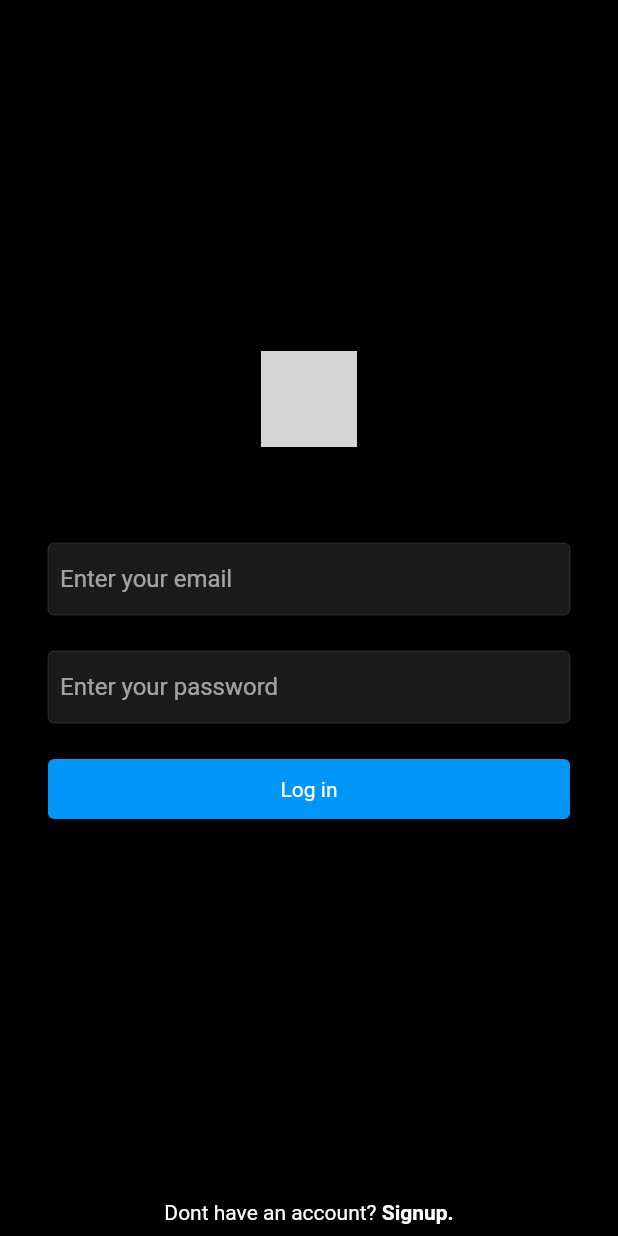
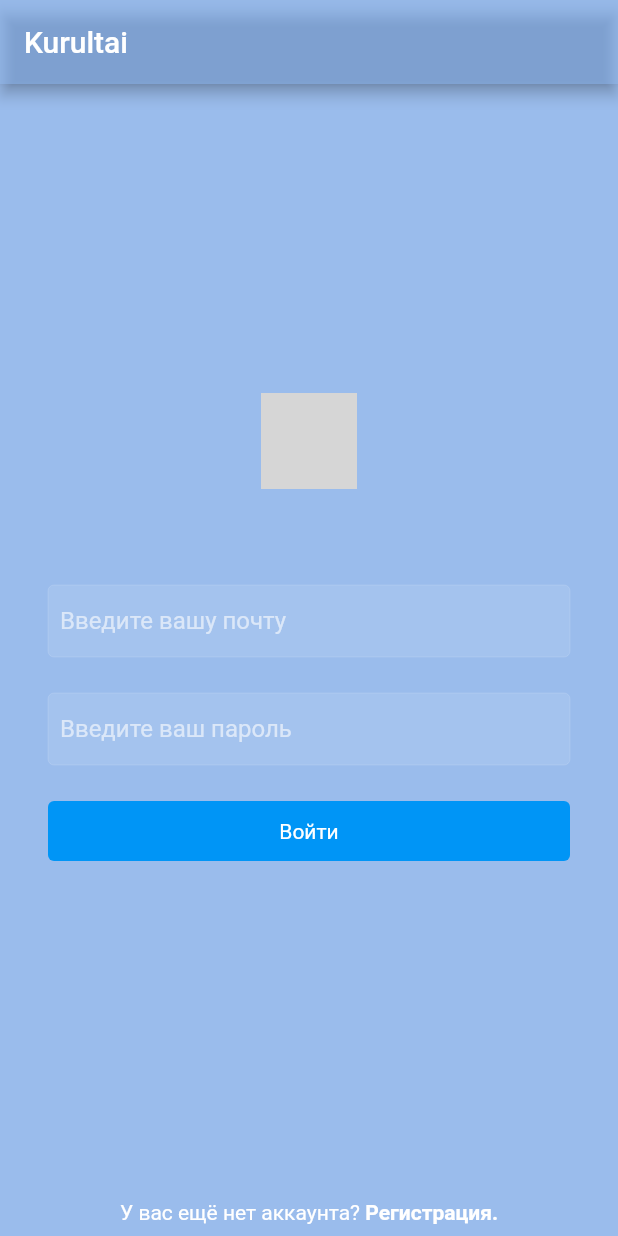
Before and after one commit to deedevo/Kurultai, a Flutter app: the screen it shows after launch, on a phone screen of 412 x 824 dp. Run offline on Flutter 3.47's test engine with Material 2 defaults, Android fonts, the phone set to English and light mode, and no system bars; our stand-ins replace cloud_firestore, firebase_auth, firebase_core, firebase_storage, flutter_svg, image_picker; accounts and stored records are empty; project files that could hold a hidden picture were left out; grey boxes are pictures that could not be loaded.

Commit message:
design changed

```diff
--- a/lib/screens/login_screen.dart
+++ b/lib/screens/login_screen.dart
@@ -59,9 +59,17 @@ class _LoginScreenState extends State<LoginScreen> {
   @override
   Widget build(BuildContext context) {
     return Scaffold(
+      appBar: AppBar(
+        backgroundColor: const Color.fromRGBO(87, 144, 223, 0.6),
+        title: const Text(
+          "Kurultai",
+        ),
+        centerTitle: false,
+      ),
       resizeToAvoidBottomInset: false,
       body: SafeArea(
         child: Container(
+          color: Color.fromRGBO(87, 144, 223, 0.6),
           padding: MediaQuery.of(context).size.width > webScreenSize
               ? EdgeInsets.symmetric(
               horizontal: MediaQuery.of(context).size.width / 3)
@@ -83,15 +91,16 @@ class _LoginScreenState extends State<LoginScreen> {
                 height: 64,
               ),
               TextFieldInput(
-                hintText: 'Enter your email',
+                hintText: 'Введите вашу почту',
                 textInputType: TextInputType.emailAddress,
                 textEditingController: _emailController,
+
               ),
               const SizedBox(
                 height: 24,
               ),
               TextFieldInput(
-                hintText: 'Enter your password',
+                hintText: 'Введите ваш пароль',
                 textInputType: TextInputType.text,
                 textEditingController: _passwordController,
                 isPass: true,
@@ -100,14 +109,8 @@ class _LoginScreenState extends State<LoginScreen> {
                 height: 24,
               ),
               InkWell(
+                onTap: loginUser,
                 child: Container(
-                  child: !_isLoading
-                      ? const Text(
-                    'Log in',
-                  )
-                      : const CircularProgressIndicator(
-                    color: primaryColor,
-                  ),
                   width: double.infinity,
                   alignment: Alignment.center,
                   padding: const EdgeInsets.symmetric(vertical: 12),
@@ -117,8 +120,16 @@ class _LoginScreenState extends State<LoginScreen> {
                     ),
                     color: blueColor,
                   ),
+                  child: !_isLoading
+                      ? const Text(
+                    'Войти'
+                        ''
+                        '',
+                  )
+                      : const CircularProgressIndicator(
+                    color: primaryColor,
+                  ),
                 ),
-                onTap: loginUser,
               ),
               const SizedBox(
                 height: 12,
@@ -131,10 +142,10 @@ class _LoginScreenState extends State<LoginScreen> {
                 mainAxisAlignment: MainAxisAlignment.center,
                 children: [
                   Container(
+                    padding: const EdgeInsets.symmetric(vertical: 8),
                     child: const Text(
-                      'Dont have an account?',
+                      'У вас ещё нет аккаунта?',
                     ),
-                    padding: const EdgeInsets.symmetric(vertical: 8),
                   ),
                   GestureDetector(
                     onTap: () => Navigator.of(context).push(
@@ -143,13 +154,15 @@ class _LoginScreenState extends State<LoginScreen> {
                       ),
                     ),
                     child: Container(
+
+                      padding: const EdgeInsets.symmetric(vertical: 8),
+
                       child: const Text(
-                        ' Signup.',
+                        ' Регистрация.',
                         style: TextStyle(
                           fontWeight: FontWeight.bold,
                         ),
                       ),
-                      padding: const EdgeInsets.symmetric(vertical: 8),
                     ),
                   ),
                 ],
--- a/lib/screens/signup_screen.dart
+++ b/lib/screens/signup_screen.dart
@@ -82,9 +82,17 @@ class _SignupScreenState extends State<SignupScreen> {
   @override
   Widget build(BuildContext context) {
     return Scaffold(
+      appBar: AppBar(
+        backgroundColor: const Color.fromRGBO(87, 144, 223, 0.6),
+        title: const Text(
+          "Kurultai",
+        ),
+        centerTitle: false,
+      ),
       resizeToAvoidBottomInset: false,
       body: SafeArea(
         child: Container(
+          color: const Color.fromRGBO(87, 144, 223, 0.6),
           padding: const EdgeInsets.symmetric(horizontal: 32),
           width: double.infinity,
           child: Column(
@@ -94,6 +102,7 @@ class _SignupScreenState extends State<SignupScreen> {
                 child: Container(),
                 flex: 2,
               ),
+
               SvgPicture.asset(
                 'assets/ic_instagram.svg',
                 color: primaryColor,
@@ -130,7 +139,7 @@ class _SignupScreenState extends State<SignupScreen> {
                 height: 24,
               ),
               TextFieldInput(
-                hintText: 'Enter your username',
+                hintText: 'Введите ваш логин',
                 textInputType: TextInputType.text,
                 textEditingController: _usernameController,
               ),
@@ -138,7 +147,7 @@ class _SignupScreenState extends State<SignupScreen> {
                 height: 24,
               ),
               TextFieldInput(
-                hintText: 'Enter your email',
+                hintText: 'Введите вашу почту',
                 textInputType: TextInputType.emailAddress,
                 textEditingController: _emailController,
               ),
@@ -146,7 +155,7 @@ class _SignupScreenState extends State<SignupScreen> {
                 height: 24,
               ),
               TextFieldInput(
-                hintText: 'Enter your password',
+                hintText: 'Введите ваш пароль',
                 textInputType: TextInputType.text,
                 textEditingController: _passwordController,
                 isPass: true,
@@ -155,7 +164,7 @@ class _SignupScreenState extends State<SignupScreen> {
                 height: 24,
               ),
               TextFieldInput(
-                hintText: 'Enter your bio',
+                hintText: 'Расскажите о себе',
                 textInputType: TextInputType.text,
                 textEditingController: _bioController,
               ),
@@ -166,7 +175,7 @@ class _SignupScreenState extends State<SignupScreen> {
                 child: Container(
                   child: !_isLoading
                       ? const Text(
-                    'Sign up',
+                    'Регистрация',
                   )
                       : const CircularProgressIndicator(
                     color: primaryColor,
@@ -195,7 +204,7 @@ class _SignupScreenState extends State<SignupScreen> {
                 children: [
                   Container(
                     child: const Text(
-                      'Already have an account?',
+                      'У вас уже есть аккаунт?',
                     ),
                     padding: const EdgeInsets.symmetric(vertical: 8),
                   ),
@@ -207,7 +216,7 @@ class _SignupScreenState extends State<SignupScreen> {
                     ),
                     child: Container(
                       child: const Text(
-                        ' Login.',
+                        ' Войти.',
                         style: TextStyle(
                           fontWeight: FontWeight.bold,
                         ),
--- a/lib/utils/colors.dart
+++ b/lib/utils/colors.dart
@@ -1,8 +1,8 @@
 import 'package:flutter/material.dart';
 
-const mobileBackgroundColor = Color.fromRGBO(0, 0, 0, 1);
-const webBackgroundColor = Color.fromRGBO(18, 18, 18, 1);
+const mobileBackgroundColor = Colors.white;
+const webBackgroundColor = Colors.white;
 const mobileSearchColor = Color.fromRGBO(38, 38, 38, 1);
 const blueColor = Color.fromRGBO(0, 149, 246, 1);
-const primaryColor = Colors.white;
+const primaryColor = Colors.black;
 const secondaryColor = Colors.grey;
--- a/lib/utils/global_variable.dart
+++ b/lib/utils/global_variable.dart
@@ -11,7 +11,6 @@ List<Widget> homeScreenItems = [
   const FeedScreen(),
   const SearchScreen(),
   const AddPostScreen(),
-  const Text('notifications'),
   ProfileScreen(
     uid: FirebaseAuth.instance.currentUser!.uid,
   ),
--- a/lib/widgets/comment_card.dart
+++ b/lib/widgets/comment_card.dart
@@ -30,10 +30,11 @@ class CommentCard extends StatelessWidget {
                       children: [
                         TextSpan(
                             text: snap.data()['name'],
-                            style: const TextStyle(fontWeight: FontWeight.bold,)
+                            style: const TextStyle(fontWeight: FontWeight.bold, color: Colors.black)
                         ),
                         TextSpan(
                           text: ' ${snap.data()['text']}',
+                            style: const TextStyle(color: Colors.black)
                         ),
                       ],
                     ),
@@ -45,7 +46,7 @@ class CommentCard extends StatelessWidget {
                         snap.data()['datePublished'].toDate(),
                       ),
                       style: const TextStyle(
-                        fontSize: 12, fontWeight: FontWeight.w400,),
+                        fontSize: 12, fontWeight: FontWeight.w400, color: Colors.black),
                     ),
                   )
                 ],
```
Also changed, not shown: lib/resources/auth_methods.dart (+0 -114 lines), lib/responsive/mobile_screen_layout.dart (+5 -13 lines), lib/responsive/web_screen_layout.dart (+9 -18 lines), lib/screens/add_post_screen.dart (+9 -4 lines), lib/screens/comments_screen.dart (+9 -5 lines), lib/screens/feed_screen.dart (+5 -7 lines), lib/screens/profile_screen.dart (+14 -7 lines), lib/screens/search_screen.dart (+6 -2 lines), lib/widgets/post_card.dart (+19 -21 lines), 16 other files.
